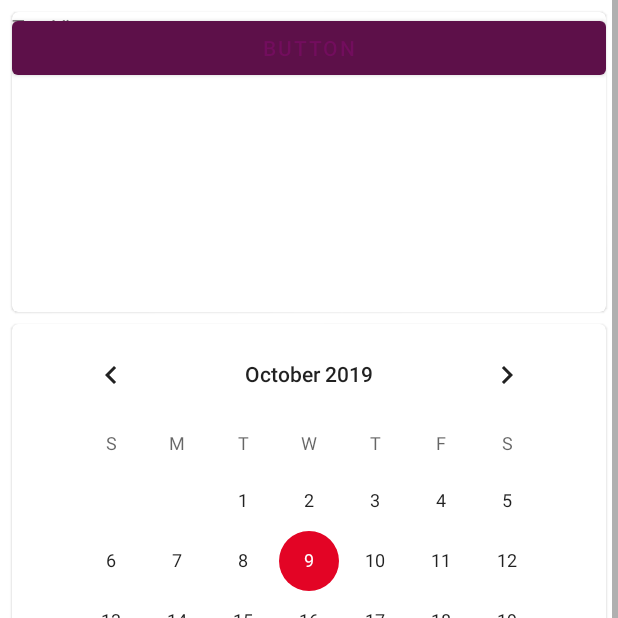
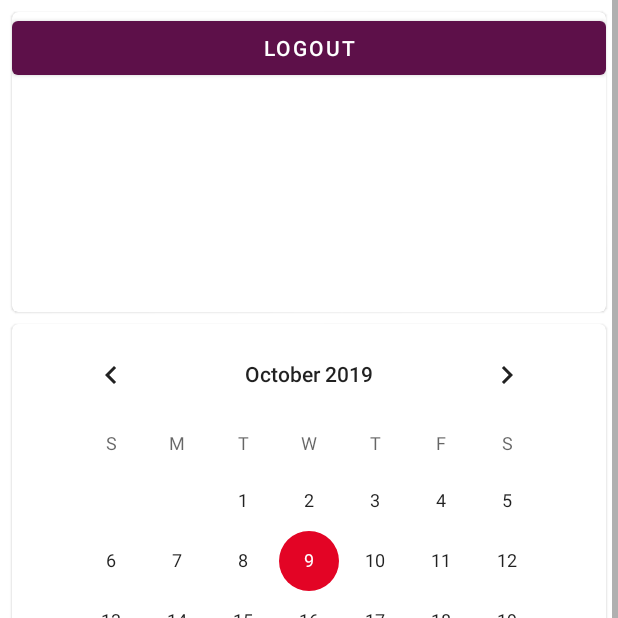
Before and after one commit to Is0git/ReservationsApp, an Android app: the MainFragment screen opened through its navigation route, on a phone screen of 412 x 824 dp, the top half of it. Run offline under Robolectric (Android 15) with nearby library versions, the light colour scheme and no system bars; our stand-ins replace Firebase (no records; nobody signed in at launch, a user with empty details on screens opened directly), data binding; 4 statements that could not run were skipped.

Commit message:
h recent active users in main fragment with time indication and essential info

```diff
--- a/app/src/main/java/com/android/reservationapp/data/User.kt
+++ b/app/src/main/java/com/android/reservationapp/data/User.kt
@@ -1,3 +1,3 @@
 package com.android.reservationapp.data
 
-data class Users(var email:String)
+data class Users(var email:String = "N/A", var seen_recently:Long = 0)
--- a/app/src/main/java/com/android/reservationapp/ui/fragments/LaunchFragment.kt
+++ b/app/src/main/java/com/android/reservationapp/ui/fragments/LaunchFragment.kt
@@ -1,7 +1,6 @@
 package com.android.reservationapp.ui.fragments
 
 import android.os.Bundle
-import android.util.Log
 import android.view.LayoutInflater
 import android.view.View
 import android.view.ViewGroup
@@ -10,26 +9,45 @@ import androidx.navigation.NavController
 import androidx.navigation.Navigation
 import com.android.reservationapp.R
 import com.android.reservationapp.databinding.CheckFragmentBinding
+import com.android.reservationapp.util.FirebaseConsts
 import com.google.firebase.auth.FirebaseAuth
-import com.google.firebase.auth.FirebaseUser
-import kotlinx.coroutines.*
+import com.google.firebase.firestore.CollectionReference
+import com.google.firebase.firestore.DocumentReference
+import com.google.firebase.firestore.FirebaseFirestore
+import kotlinx.coroutines.CoroutineScope
+import kotlinx.coroutines.Dispatchers
+import kotlinx.coroutines.delay
+import kotlinx.coroutines.launch
 
 class LaunchFragment : Fragment() {
-lateinit var binding:CheckFragmentBinding
-    lateinit var nav:NavController
-    lateinit var mauth:FirebaseAuth
-    lateinit var user:FirebaseUser
+    lateinit var binding: CheckFragmentBinding
+    lateinit var nav: NavController
+    lateinit var mauth: FirebaseAuth
+
+    val firestore = FirebaseFirestore.getInstance()
+    var collection: CollectionReference = firestore.collection(FirebaseConsts.users)
+    lateinit var documentReference: DocumentReference
     override fun onCreateView(
         inflater: LayoutInflater,
         container: ViewGroup?,
         savedInstanceState: Bundle?
     ): View? {
-       binding = CheckFragmentBinding.inflate(inflater, container, false)
+        binding = CheckFragmentBinding.inflate(inflater, container, false)
         mauth = FirebaseAuth.getInstance()
+
         CoroutineScope(Dispatchers.Main).launch {
+            delay(1500)
+            if (mauth.currentUser != null) {
+                collection.whereEqualTo(FirebaseConsts.email, "${mauth.currentUser?.email}").get()
+                    .addOnSuccessListener {
+                        documentReference = collection.document(it.documents[0].id)
+                        documentReference.update(FirebaseConsts.seen_recently, System.currentTimeMillis())
+                            .continueWith { nav.navigate(R.id.action_launchFragment_to_mainFragment) }
 
-            delay(1500)
-            if(mauth.currentUser != null) nav.navigate(R.id.action_launchFragment_to_mainFragment) else nav.navigate(R.id.action_launchFragment_to_loginFragment)
+                    }
+            } else {
+                nav.navigate(R.id.action_launchFragment_to_loginFragment)
+            }
 
         }
         return binding.root
--- a/app/src/main/java/com/android/reservationapp/ui/fragments/MainFragment.kt
+++ b/app/src/main/java/com/android/reservationapp/ui/fragments/MainFragment.kt
@@ -1,45 +1,42 @@
 package com.android.reservationapp.ui.fragments
 
 import android.os.Bundle
-import android.util.Log
 import android.view.LayoutInflater
 import android.view.View
 import android.view.ViewGroup
-import android.widget.Toast
 import androidx.fragment.app.Fragment
 import androidx.navigation.NavController
 import androidx.navigation.Navigation
-
+import com.android.reservationapp.R
+import com.android.reservationapp.data.Users
 import com.android.reservationapp.databinding.MainFragmentBinding
-import com.google.android.gms.tasks.Task
+import com.android.reservationapp.ui.adapters.RecentUsersAdapter
+import com.android.reservationapp.util.FirebaseConsts
 import com.google.firebase.auth.FirebaseAuth
-import com.google.firebase.firestore.DocumentReference
 import com.google.firebase.firestore.FirebaseFirestore
-import com.google.firebase.firestore.QuerySnapshot
+import com.google.firebase.firestore.ListenerRegistration
+import com.google.firebase.firestore.Query
 
 
 class MainFragment : Fragment(){
     lateinit var binding:MainFragmentBinding
-    lateinit var nav:NavController
+    lateinit var nav: NavController
 
-    val auth:FirebaseAuth = FirebaseAuth.getInstance()
+    val auth: FirebaseAuth = FirebaseAuth.getInstance()
+    lateinit var listener:ListenerRegistration
+    private val fireStore: FirebaseFirestore = FirebaseFirestore.getInstance()
+    private val users = fireStore.collection(FirebaseConsts.users)
+    private var madapter = RecentUsersAdapter()
 
-    private val fireStore: FirebaseFirestore = FirebaseFirestore.getInstance()
-    private val users = fireStore.collection("users")
     override fun onCreateView(
         inflater: LayoutInflater,
         container: ViewGroup?,
         savedInstanceState: Bundle?
     ): View? {
         binding = MainFragmentBinding.inflate(inflater, container, false)
-        users.get()
-            .addOnCompleteListener{
-
-            for(document in it.result!!) {
-                Log.d("TAG", document.getString("email"))
-            }}
-
-        binding.button.setOnClickListener { auth.signOut() }
+        binding.userList.adapter = madapter
+        binding.button.setOnClickListener { auth.signOut()
+        nav.navigate(R.id.loginFragment)}
         return binding.root
     }
 
@@ -48,5 +45,16 @@ class MainFragment : Fragment(){
         nav = Navigation.findNavController(view)
     }
 
-
+    override fun onStart() {
+        super.onStart()
+        listener = users.limit(20).orderBy(FirebaseConsts.seen_recently, Query.Direction.DESCENDING)
+            .addSnapshotListener { value, _ ->
+                var b = value?.toObjects(Users::class.java)
+                madapter.submitList(b)
+            }
+    }
+    override fun onStop() {
+        super.onStop()
+        listener.remove()
+    }
 }
--- /dev/null
+++ b/app/src/main/java/com/android/reservationapp/util/FireBaseConsts.kt
@@ -0,0 +1,6 @@
+package com.android.reservationapp.util
+object FirebaseConsts {
+    const val users = "users"
+    const val email = "email"
+    const val seen_recently = "seen_recently"
+}
--- a/app/src/main/res/layout/activity_main.xml
+++ b/app/src/main/res/layout/activity_main.xml
@@ -10,10 +10,7 @@
         android:name="androidx.navigation.fragment.NavHostFragment"
         app:defaultNavHost="true"
         android:layout_width="match_parent"
-        app:layout_behavior="@string/appbar_scrolling_view_behavior"
         android:layout_height="wrap_content"
         android:id="@+id/main_fragment_container"
         app:navGraph="@navigation/nav" />
-
-
 </LinearLayout>
--- a/app/src/main/res/layout/auth_fragment.xml
+++ b/app/src/main/res/layout/auth_fragment.xml
@@ -39,7 +39,6 @@
                 android:id="@+id/view_pager"
                 android:layout_width="match_parent"
                 android:layout_height="match_parent"/>
-
             </LinearLayout>
 
         </com.google.android.material.card.MaterialCardView>
--- a/app/src/main/res/layout/main_fragment.xml
+++ b/app/src/main/res/layout/main_fragment.xml
@@ -34,17 +34,26 @@
             android:minHeight="200dp"
             app:layout_constraintTop_toTopOf="parent">
 
-            <TextView
-                android:id="@+id/textView"
+            <LinearLayout
                 android:layout_width="match_parent"
-                android:layout_height="wrap_content"
-                android:text="TextView" />
+                android:orientation="vertical"
+                android:layout_height="match_parent">
+                <Button
+                    android:id="@+id/button"
+                    android:layout_width="match_parent"
+                    android:layout_height="wrap_content"
+                    android:visibility="visible"
+                    android:text="LOGOUT"
+                    android:textColor="@color/colorWhite"/>
+                <androidx.recyclerview.widget.RecyclerView
+                    android:layout_width="match_parent"
+                    android:layout_height="150dp"
+                    android:layout_gravity="bottom"
+                    app:layoutManager="androidx.recyclerview.widget.LinearLayoutManager"
+                    android:orientation="horizontal"
+                    android:id="@+id/user_list"/>
+            </LinearLayout>
 
-            <Button
-                android:id="@+id/button"
-                android:layout_width="match_parent"
-                android:layout_height="wrap_content"
-                android:text="Button" />
 
         </com.google.android.material.card.MaterialCardView>
 
--- a/app/src/main/res/navigation/nav.xml
+++ b/app/src/main/res/navigation/nav.xml
@@ -35,5 +35,11 @@
     <fragment
         android:id="@+id/mainFragment"
         android:name="com.android.reservationapp.ui.fragments.MainFragment"
-        android:label="MainFragment" />
+        android:label="MainFragment" >
+        <action
+            android:id="@+id/action_mainFragment_to_loginFragment"
+            app:destination="@id/loginFragment"
+            app:popUpTo="@+id/mainFragment"
+            app:popUpToInclusive="true" />
+    </fragment>
 </navigation>
```
Also changed, not shown: app/src/main/java/com/android/reservationapp/ui/adapters/RecentUsersAdapter.kt (added, +37 -0 lines), app/src/main/java/com/android/reservationapp/ui/fragments/LoginFragment.kt (+22 -6 lines), app/src/main/java/com/android/reservationapp/ui/fragments/RegistrationFragment.kt (+27 -12 lines), app/src/main/java/com/android/reservationapp/util/TimeConverter.kt (added, +17 -0 lines), app/src/main/res/layout/users_list.xml (added, +43 -0 lines).
